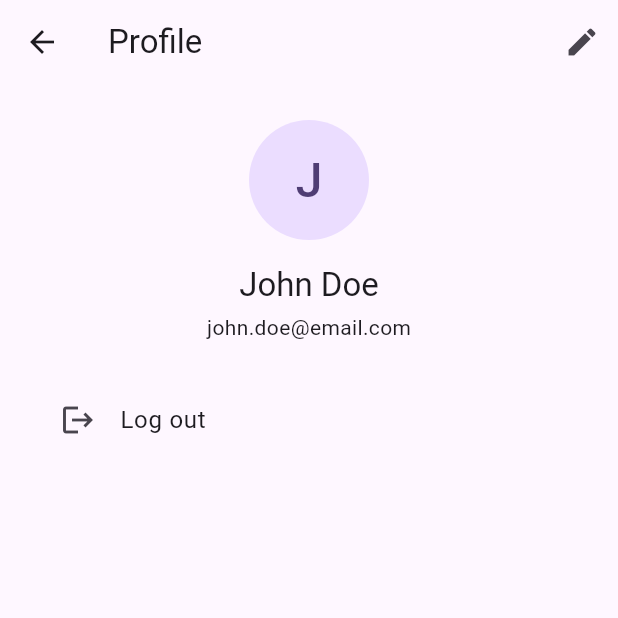
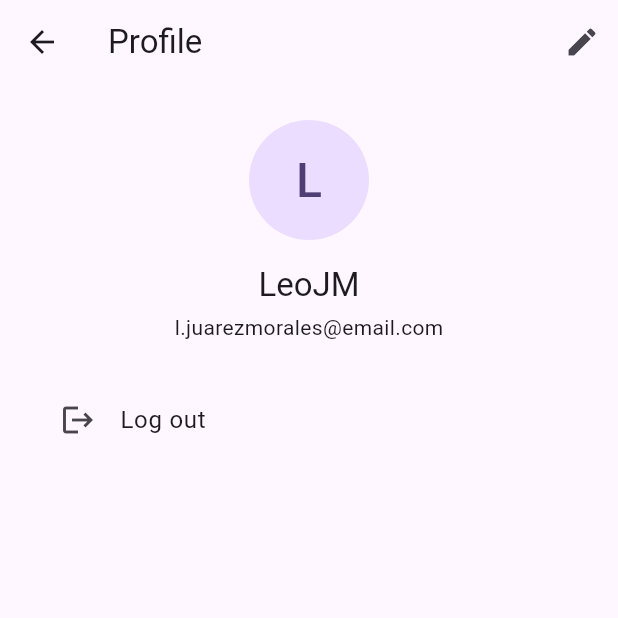
Before and after one commit to leonardo5456/flutter-template, a Flutter app: the ProfilePage screen opened directly, on a phone screen of 412 x 824 dp, the top half of it. Run offline on Flutter 3.47's test engine with Material 3 defaults, Android fonts, the phone set to English and light mode, and no system bars; our stand-ins replace shared_preferences; accounts and stored records are empty.

Commit message:
minor changes

```diff
--- a/lib/features/profile/presentation/pages/profile_page.dart
+++ b/lib/features/profile/presentation/pages/profile_page.dart
@@ -6,8 +6,8 @@ class ProfilePage extends StatelessWidget {
 
   @override
   Widget build(BuildContext context) {
-    final dummyName = 'John Doe';
-    final dummyEmail = 'john.doe@email.com';
+    final dummyName = 'LeoJM';
+    final dummyEmail = 'l.juarezmorales@email.com';
 
     return Scaffold(
       appBar: AppBar(
```
